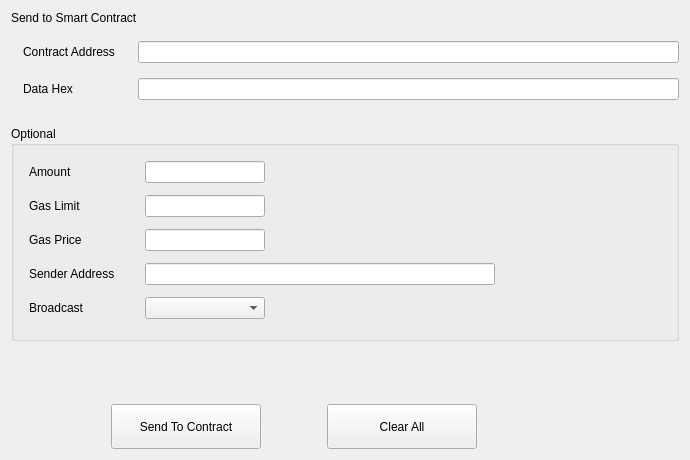
First picture: the form in src/qt/forms/sendtocontract.ui, repository qtumproject/qtum, before the edit.
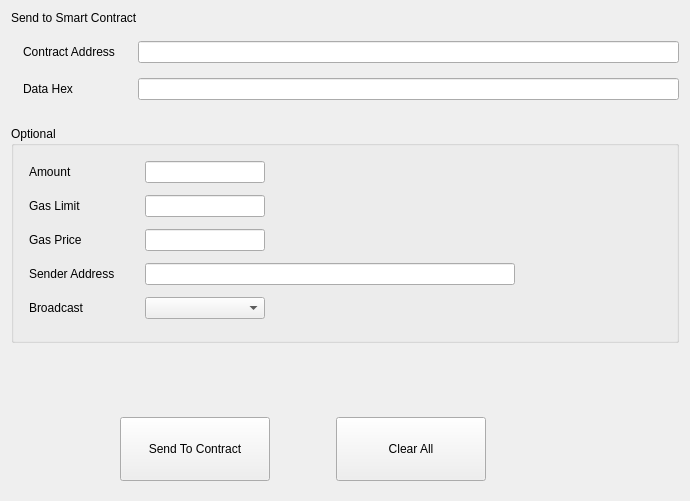
Second picture: the form after the edit.

Commit message: Small changes to layouts for gui controls

```diff
--- a/src/qt/forms/sendtocontract.ui
+++ b/src/qt/forms/sendtocontract.ui
@@ -7,7 +7,7 @@
     <x>0</x>
     <y>0</y>
     <width>690</width>
-    <height>460</height>
+    <height>501</height>
    </rect>
   </property>
   <property name="windowTitle">
@@ -156,13 +156,13 @@
        <widget class="QLineEdit" name="lineEdit_6">
         <property name="minimumSize">
          <size>
-          <width>350</width>
+          <width>370</width>
           <height>0</height>
          </size>
         </property>
         <property name="maximumSize">
          <size>
-          <width>350</width>
+          <width>370</width>
           <height>16777215</height>
          </size>
         </property>
@@ -178,22 +178,6 @@
         </property>
        </widget>
       </item>
-      <item row="5" column="0" colspan="2">
-       <spacer name="verticalSpacer_2">
-        <property name="orientation">
-         <enum>Qt::Vertical</enum>
-        </property>
-        <property name="sizeType">
-         <enum>QSizePolicy::Fixed</enum>
-        </property>
-        <property name="sizeHint" stdset="0">
-         <size>
-          <width>20</width>
-          <height>10</height>
-         </size>
-        </property>
-       </spacer>
-      </item>
       <item row="0" column="0">
        <widget class="QLabel" name="label_3">
         <property name="text">
@@ -218,7 +202,7 @@
         </property>
         <property name="sizeHint" stdset="0">
          <size>
-          <width>40</width>
+          <width>0</width>
           <height>20</height>
          </size>
         </property>
@@ -245,6 +229,18 @@
    </item>
    <item>
     <layout class="QHBoxLayout" name="horizontalLayout">
+     <property name="leftMargin">
+      <number>9</number>
+     </property>
+     <property name="topMargin">
+      <number>9</number>
+     </property>
+     <property name="rightMargin">
+      <number>9</number>
+     </property>
+     <property name="bottomMargin">
+      <number>9</number>
+     </property>
      <item>
       <spacer name="horizontalSpacer">
        <property name="orientation">
@@ -266,7 +262,7 @@
        <property name="minimumSize">
         <size>
          <width>150</width>
-         <height>45</height>
+         <height>64</height>
         </size>
        </property>
        <property name="text">
@@ -295,7 +291,7 @@
        <property name="minimumSize">
         <size>
          <width>150</width>
-         <height>45</height>
+         <height>64</height>
         </size>
        </property>
        <property name="text">
```
The commit also changes 4 other files.
